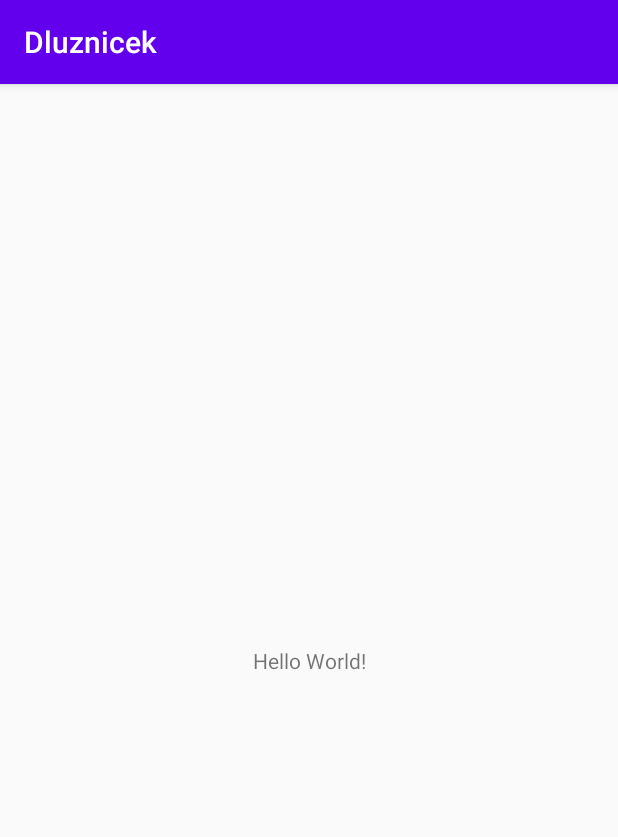
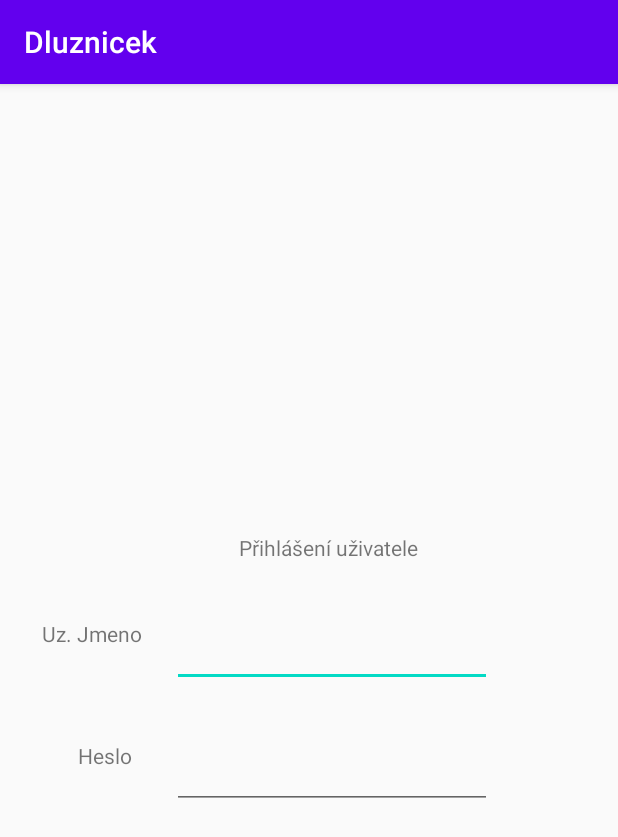
Before and after one commit to xStrongy/Dluznicek, an Android app: the screen it shows after launch (MainActivity), on a phone screen of 412 x 824 dp. Shown: the top 837 px of the screen. Run offline under Robolectric (Android 15) with nearby library versions, the phone set to English and light mode, and no system bars.

Commit message:
Prříprava přihlašovacího okna

```diff
--- a/app/src/main/res/layout/activity_main.xml
+++ b/app/src/main/res/layout/activity_main.xml
@@ -7,12 +7,66 @@
     tools:context=".MainActivity">
 
     <TextView
+        android:id="@+id/textView3"
         android:layout_width="wrap_content"
         android:layout_height="wrap_content"
-        android:text="Hello World!"
+        android:layout_marginStart="28dp"
+        android:text="Uz. Jmeno"
         app:layout_constraintBottom_toBottomOf="parent"
-        app:layout_constraintLeft_toLeftOf="parent"
-        app:layout_constraintRight_toRightOf="parent"
-        app:layout_constraintTop_toTopOf="parent" />
+        app:layout_constraintStart_toStartOf="parent"
+        app:layout_constraintTop_toTopOf="parent"
+        app:layout_constraintVertical_bias="0.476" />
+
+    <TextView
+        android:id="@+id/textView"
+        android:layout_width="wrap_content"
+        android:layout_height="wrap_content"
+        android:text="Přihlášení uživatele"
+        app:layout_constraintBottom_toTopOf="@+id/editTextTextPersonName"
+        app:layout_constraintEnd_toEndOf="parent"
+        app:layout_constraintHorizontal_bias="0.544"
+        app:layout_constraintStart_toStartOf="parent"
+        app:layout_constraintTop_toTopOf="parent"
+        app:layout_constraintVertical_bias="0.888" />
+
+    <EditText
+        android:id="@+id/editTextTextPersonName"
+        android:layout_width="wrap_content"
+        android:layout_height="wrap_content"
+        android:layout_marginStart="20dp"
+        android:layout_marginBottom="36dp"
+        android:ems="10"
+        android:inputType="textPersonName"
+        app:layout_constraintBottom_toTopOf="@+id/editTextTextPassword2"
+        app:layout_constraintEnd_toEndOf="parent"
+        app:layout_constraintHorizontal_bias="0.0"
+        app:layout_constraintStart_toEndOf="@+id/textView3"
+        app:layout_constraintTop_toTopOf="parent"
+        app:layout_constraintVertical_bias="1.0" />
+
+    <EditText
+        android:id="@+id/editTextTextPassword2"
+        android:layout_width="wrap_content"
+        android:layout_height="wrap_content"
+        android:layout_marginStart="20dp"
+        android:ems="10"
+        android:inputType="textPassword"
+        app:layout_constraintBottom_toBottomOf="parent"
+        app:layout_constraintEnd_toEndOf="parent"
+        app:layout_constraintHorizontal_bias="0.075"
+        app:layout_constraintStart_toEndOf="@+id/textView4"
+        app:layout_constraintTop_toTopOf="parent"
+        app:layout_constraintVertical_bias="0.606" />
+
+    <TextView
+        android:id="@+id/textView4"
+        android:layout_width="wrap_content"
+        android:layout_height="wrap_content"
+        android:layout_marginStart="52dp"
+        android:text="Heslo"
+        app:layout_constraintBottom_toBottomOf="parent"
+        app:layout_constraintStart_toStartOf="parent"
+        app:layout_constraintTop_toTopOf="parent"
+        app:layout_constraintVertical_bias="0.585" />
 
 </androidx.constraintlayout.widget.ConstraintLayout>
```
